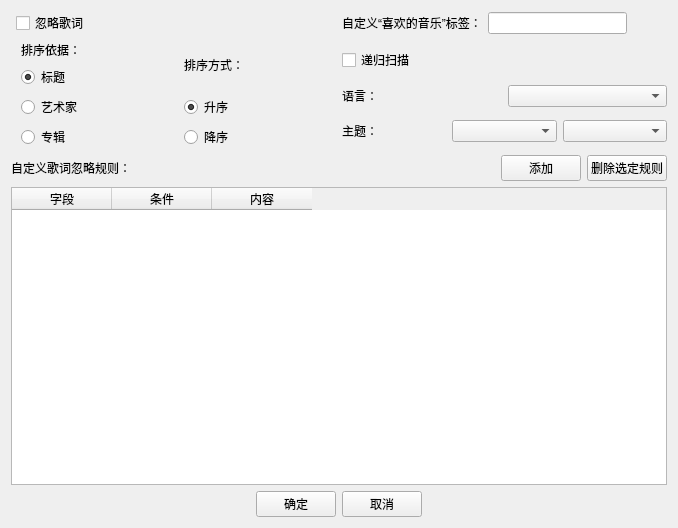
Qt form src/UI/Settings/Settings.ui (FunnyAWM/MusicSyncTool) before a commit.
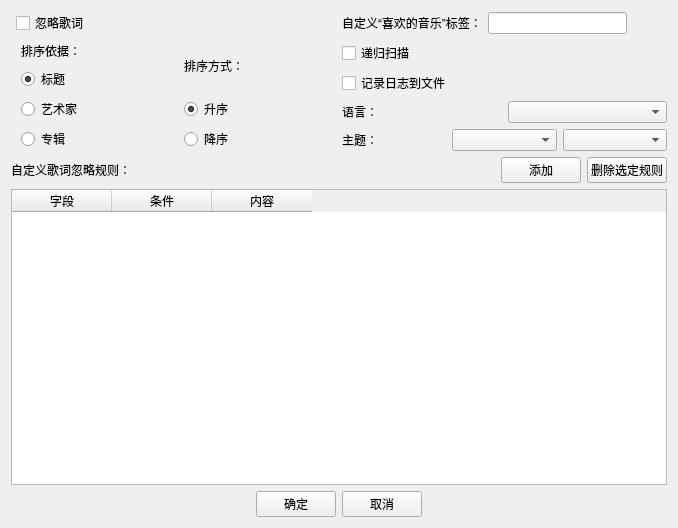
The same form after that commit.

Commit message:
feat: 补全递归扫描、主题引擎、日志落盘与进度反馈
- 递归扫描：设置真正读回并生效，用 QDirIterator 递归收集文件（保留子目录相对路径）
- 主题引擎：新增 ThemeMode/AccentColor 编码，base→mode→accent 三段式加载，设置界面可选明暗与强调色，切换即时生效
- 日志落盘：实现 qInstallMessageHandler 写入 log/lastRun.log，新增 logToFile 开关与界面勾选，移除死构造器与 LogToFile 死枚举
- 复制进度与增量扫描比对阶段均上报进度，扫描结束统一关闭加载页
- 修复 AddRuleWidget 对临时对象调用 setRulesStr 的无效操作
- SettingsData 成员全部默认初始化，设置缺键时不再出现未定义值

Patch:
```diff
--- a/src/UI/Settings/Settings.ui
+++ b/src/UI/Settings/Settings.ui
@@ -23,6 +23,16 @@
        </property>
       </widget>
      </item>
+     <item>
+      <widget class="QCheckBox" name="logToFileBox">
+       <property name="whatsThis">
+        <string>&lt;html&gt;&lt;head/&gt;&lt;body&gt;&lt;p&gt;打开此选项后，日志将追加写入程序目录下的 log/lastRun.log，便于排查问题。&lt;/p&gt;&lt;/body&gt;&lt;/html&gt;</string>
+       </property>
+       <property name="text">
+        <string>记录日志到文件</string>
+       </property>
+      </widget>
+     </item>
      <item>
       <layout class="QVBoxLayout" name="verticalLayout_2">
        <item>
```
The commit also changes 13 other files.
